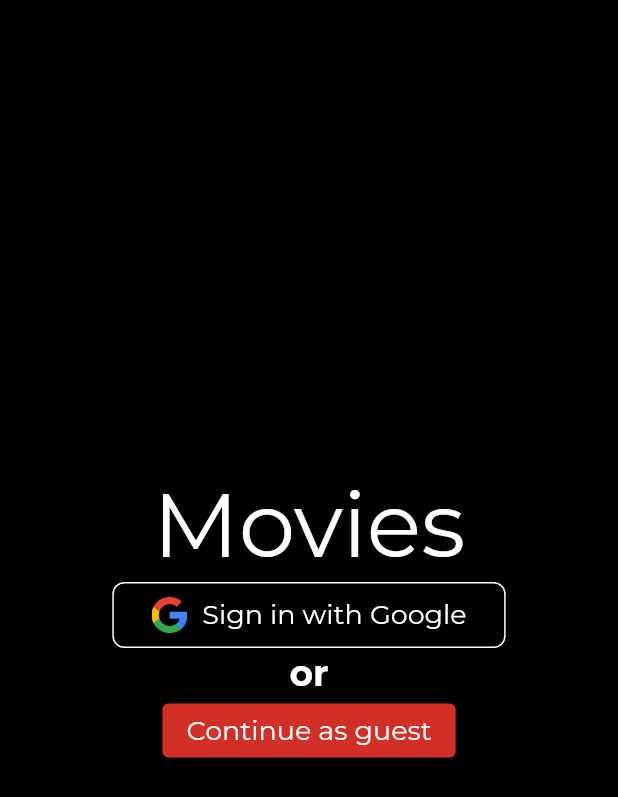
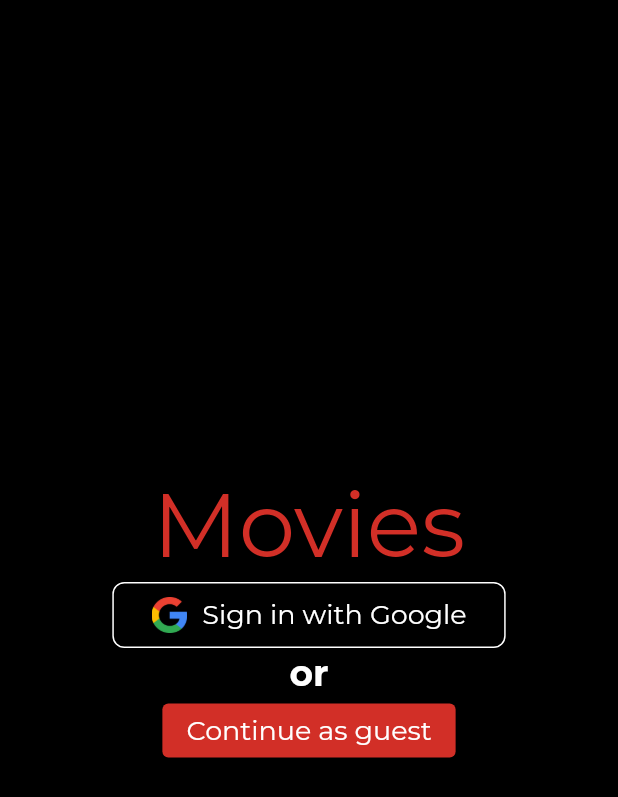
Before and after one commit to MiroslavZB/movies, a Flutter app: the screen it shows after launch, on a phone screen of 412 x 824 dp. Shown: the top 797 px of the screen. Run offline on Flutter 3.47's test engine with Material 2 defaults, Android fonts, the phone set to English and light mode, and no system bars; our stand-ins replace firebase_core, get_storage, go_router, google_sign_in; accounts and stored records are empty; project files that could hold a hidden picture were left out.

Commit message:
made title accent color

```diff
--- a/lib/pages/auth_page.dart
+++ b/lib/pages/auth_page.dart
@@ -33,6 +33,7 @@ class AuthPage extends StatelessWidget {
           appName,
           style: styleH1.copyWith(
             fontSize: 60,
+            color: accentColor,
           ),
         ),
       ],
```
